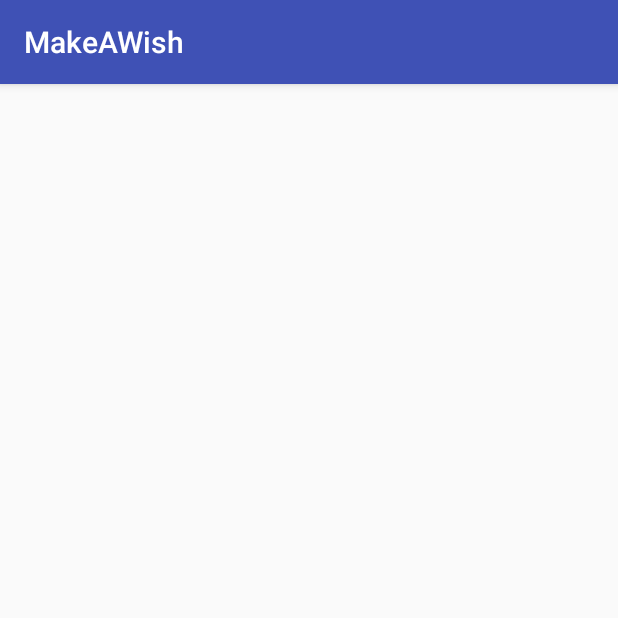
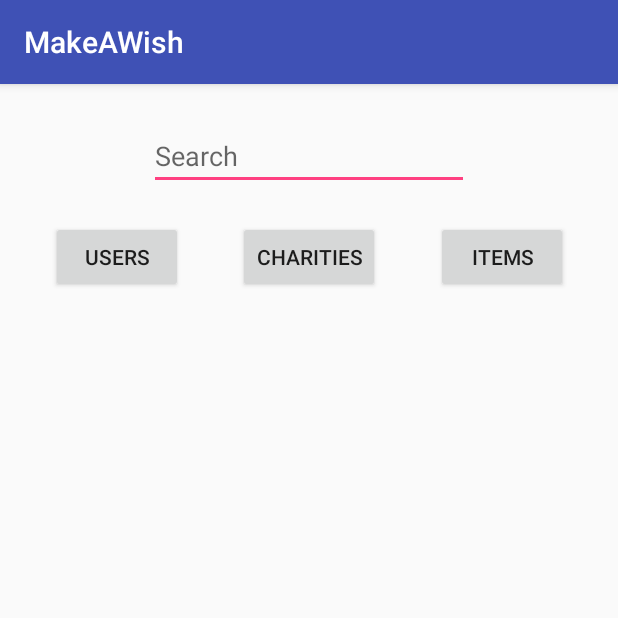
Before and after one commit to FatimahKB/Capstone, an Android app: the Search screen opened directly, with no data from a screen before it, on a phone screen of 412 x 824 dp, the top half of it. Run offline under Robolectric (Android 15) with nearby library versions, the phone set to English and light mode, and no system bars; our stand-ins replace Firebase (no records; nobody signed in at launch, a user with empty details on screens opened directly).

Commit message:
Searching layout and searching for users

```diff
--- a/app/src/main/java/com/example/fatim/makeawish/Search.java
+++ b/app/src/main/java/com/example/fatim/makeawish/Search.java
@@ -1,13 +1,100 @@
 package com.example.fatim.makeawish;
 
+import android.content.Intent;
+import android.content.SharedPreferences;
+import android.preference.PreferenceManager;
+import android.support.annotation.NonNull;
+import android.support.design.widget.BottomNavigationView;
 import android.support.v7.app.AppCompatActivity;
 import android.os.Bundle;
+import android.util.Log;
+import android.view.MenuItem;
+import android.view.View;
+import android.widget.AdapterView;
+import android.widget.ArrayAdapter;
+import android.widget.Button;
+import android.widget.EditText;
+import android.widget.ListView;
+import android.widget.TextView;
+
+import com.google.firebase.database.DataSnapshot;
+import com.google.firebase.database.DatabaseError;
+import com.google.firebase.database.DatabaseReference;
+import com.google.firebase.database.FirebaseDatabase;
+import com.google.firebase.database.ValueEventListener;
+
+import java.util.ArrayList;
 
 public class Search extends AppCompatActivity {
+
+    public DatabaseReference mDatabase;
+    public ArrayList<String> all_users=new ArrayList<String>();
+    public ArrayList<String> users=new ArrayList<String>();
+    Button search_btn;
+    ListView search_list;
+    TextView k;
+    EditText search;
+    SharedPreferences sharedPreferences;
 
     @Override
     protected void onCreate(Bundle savedInstanceState) {
         super.onCreate(savedInstanceState);
         setContentView(R.layout.activity_search);
+       // k=(TextView)findViewById(R.id.search_result_textView);
+        search=(EditText)findViewById(R.id.search_searchBar_editText);
+        search_list=(ListView)findViewById(R.id.search_result_listView);
+        search_btn=(Button)findViewById(R.id.search_users_button);
+        sharedPreferences= PreferenceManager.getDefaultSharedPreferences(this);
+        mDatabase = FirebaseDatabase.getInstance().getReference();
+
+        mDatabase.child("Users").addValueEventListener(new ValueEventListener() {
+            @Override
+            public void onDataChange(DataSnapshot dataSnapshot) {
+                for (DataSnapshot postSnapshot: dataSnapshot.getChildren()) {
+
+                    String str = postSnapshot.toString();
+                    //String str = postSnapshot.child("username").toString();
+                    //String subString = str.substring(str.lastIndexOf("=") + 1);
+                    //String name = subString.substring(0, subString.indexOf("}"));
+                    all_users.add(str + "");//name
+                }
+            }
+
+
+            @Override
+            public void onCancelled(DatabaseError databaseError) {
+                // Getting Post failed, log a message
+                Log.w(null, "loadPost:onCancelled", databaseError.toException());
+                // ...
+            }
+        });
+
+        search_btn.setOnClickListener(new View.OnClickListener() {
+            @Override
+            public void onClick(View v) {
+                users = new ArrayList<String>();
+                for(String lala: all_users){
+                    if (lala.contains(search.getText().toString())) {
+                        users.add(lala);}
+                    ArrayAdapter<String> adapter1 = (new ArrayAdapter<String>(Search.this, android.R.layout.simple_list_item_1,users));
+                    search_list.setAdapter(adapter1);
+                }
+                users = new ArrayList<String>();
+            }
+        });
+
+        search_list.setOnItemClickListener(new AdapterView.OnItemClickListener() {
+            @Override
+            public void onItemClick(AdapterView<?> parent, View view, int position, long id) {
+                String selected_user=(search_list.getItemAtPosition(position)).toString();
+                SharedPreferences.Editor e =sharedPreferences.edit();
+                e.putString("searched_user",selected_user);
+                e.commit();
+                startActivity(new Intent(Search.this,friends_list.class));
+            }
+        });
+
+
+
     }
 }
--- a/app/src/main/res/layout/activity_search.xml
+++ b/app/src/main/res/layout/activity_search.xml
@@ -1,9 +1,54 @@
 <?xml version="1.0" encoding="utf-8"?>
-<android.support.constraint.ConstraintLayout xmlns:android="http://schemas.android.com/apk/res/android"
+<RelativeLayout xmlns:android="http://schemas.android.com/apk/res/android"
     xmlns:app="http://schemas.android.com/apk/res-auto"
     xmlns:tools="http://schemas.android.com/tools"
     android:layout_width="match_parent"
     android:layout_height="match_parent"
     tools:context=".Search">
 
-</android.support.constraint.ConstraintLayout>
+    <EditText
+        android:id="@+id/search_searchBar_editText"
+        android:layout_width="wrap_content"
+        android:layout_height="wrap_content"
+        android:layout_alignParentTop="true"
+        android:layout_centerHorizontal="true"
+        android:layout_marginTop="25dp"
+        android:ems="10"
+        android:hint="Search"
+        android:inputType="text" />
+
+    <Button
+        android:id="@+id/search_users_button"
+        android:layout_width="wrap_content"
+        android:layout_height="wrap_content"
+        android:layout_alignParentStart="true"
+        android:layout_alignParentTop="true"
+        android:layout_marginStart="34dp"
+        android:layout_marginTop="91dp"
+        android:text="Users" />
+
+    <Button
+        android:id="@+id/search_charties_button"
+        android:layout_width="wrap_content"
+        android:layout_height="wrap_content"
+        android:layout_alignTop="@+id/search_users_button"
+        android:layout_centerHorizontal="true"
+        android:text="Charities" />
+
+    <Button
+        android:id="@+id/search_items_button"
+        android:layout_width="wrap_content"
+        android:layout_height="wrap_content"
+        android:layout_alignParentEnd="true"
+        android:layout_alignTop="@+id/search_users_button"
+        android:layout_marginEnd="33dp"
+        android:text="items" />
+
+    <ListView
+        android:id="@+id/search_result_listView"
+        android:layout_width="match_parent"
+        android:layout_height="315dp"
+        android:layout_alignParentStart="true"
+        android:layout_alignParentTop="true"
+        android:layout_marginTop="164dp" />
+</RelativeLayout>
```
